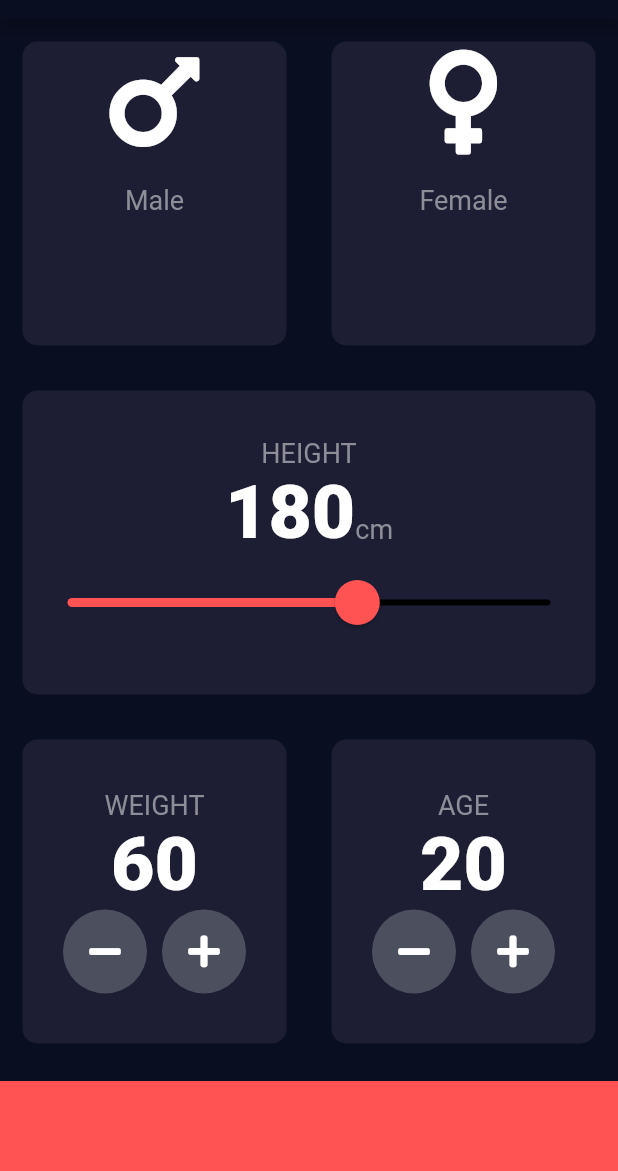
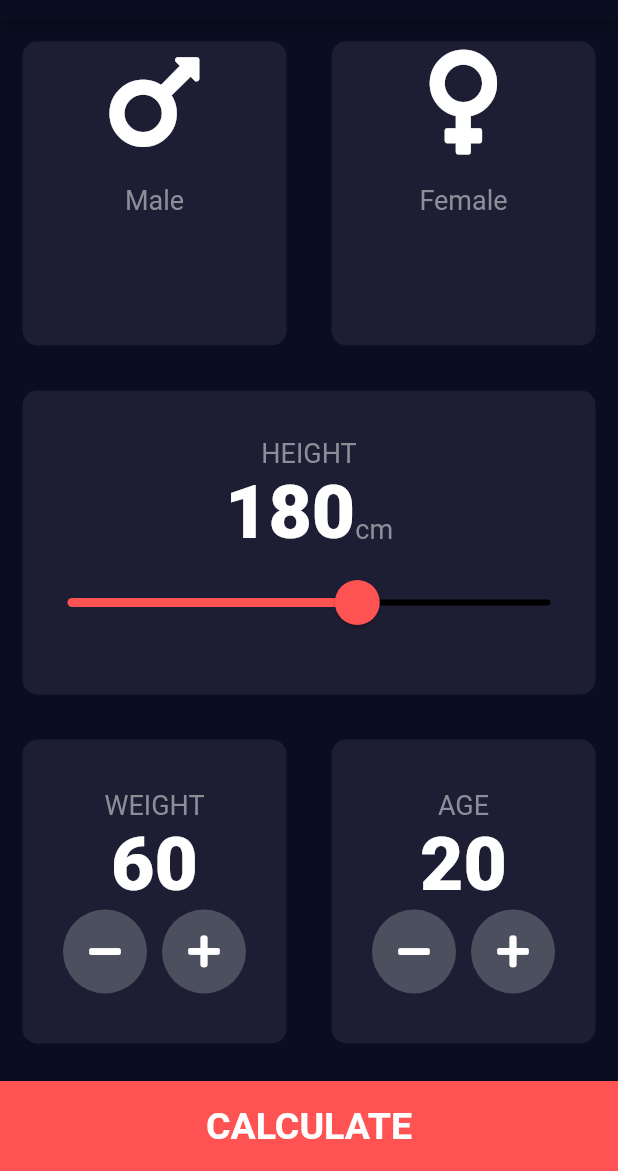
Before and after one commit to edge555/BMI-Calculator, a Flutter app: the screen it shows after launch, on a phone screen of 412 x 824 dp, the part 65-1236 px from its top. Run offline on Flutter 3.47's test engine with Material 2 defaults, Android fonts, the phone set to English and light mode, and no system bars; our stand-ins replace font_awesome_flutter.

Commit message:
Add routing between screens

```diff
--- /dev/null
+++ b/lib/bottom_button.dart
@@ -0,0 +1,29 @@
+import 'package:flutter/material.dart';
+import 'results_page.dart';
+import 'constants.dart';
+
+class BottomButton extends StatelessWidget {
+  BottomButton({required this.onTap,required this.buttonTitle});
+
+  final VoidCallback onTap;
+  final String buttonTitle;
+
+  @override
+  Widget build(BuildContext context) {
+    return GestureDetector(
+      onTap: onTap,
+      child: Container(
+        child: Center(
+          child: Text(
+            buttonTitle,
+            style: kLargeButtonTextStyle,
+          ),
+        ),
+        color: kBottomContainerColor,
+        margin: EdgeInsets.only(top: 10.0),
+        width: double.infinity,
+        height: kBottomContainerHeight,
+      ),
+    );
+  }
+}
--- a/lib/input_page.dart
+++ b/lib/input_page.dart
@@ -1,9 +1,11 @@
 import 'package:flutter/material.dart';
 import 'package:font_awesome_flutter/font_awesome_flutter.dart';
-import 'package:bmi_calculator/reuseable_card.dart';
-import 'package:bmi_calculator/icon_content.dart';
+import 'reuseable_card.dart';
+import 'icon_content.dart';
+import 'results_page.dart';
 import 'constants.dart';
 import 'round_icon_button.dart';
+import 'bottom_button.dart';
 
 enum Gender { male, female, none }
 
@@ -203,11 +205,16 @@ class _InputPageState extends State<InputPage> {
               ),
             ],
           )),
-          Container(
-            color: kBottomContainerColor,
-            margin: EdgeInsets.only(top: 10.0),
-            width: double.infinity,
-            height: kBottomContainerHeight,
+          BottomButton(
+            buttonTitle: 'CALCULATE',
+            onTap: () {
+              Navigator.push(
+                context,
+                MaterialPageRoute(builder: (context) {
+                  return ResultsPage();
+                }),
+              );
+            },
           )
         ],
       ),
```
Also changed, not shown: lib/constants.dart (+22 -2 lines), lib/results_page.dart (added, +65 -0 lines).
